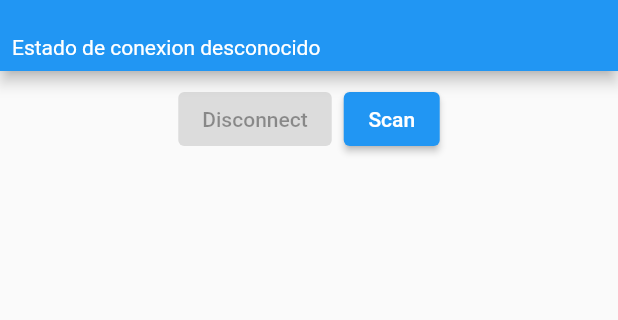
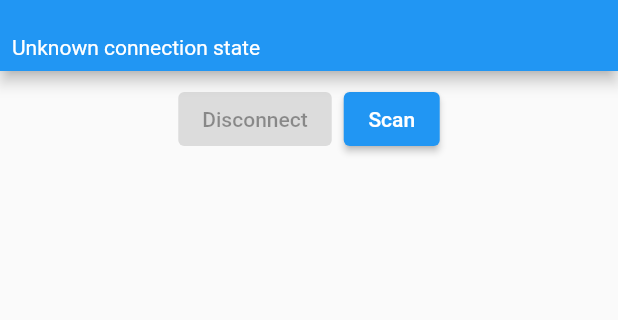
Before and after one commit to mishkov/Arduino_timer, a Flutter app: the screen it shows after launch, on a phone screen of 412 x 824 dp, the part 58-378 px from its top. Run offline on Flutter 3.47's test engine with Material 2 defaults, Android fonts, the phone set to English and light mode, and no system bars; our stand-ins replace flutter_bloc, flutter_bluetooth_serial, sqflite; accounts and stored records are empty; generated files the repository leaves out were written again.

Commit message:
Localize connection states

```diff
--- a/arduino_timer/lib/home_page/status_bar.dart
+++ b/arduino_timer/lib/home_page/status_bar.dart
@@ -1,6 +1,7 @@
 import 'package:arduino_timer/connection_provider.dart';
 import 'package:flutter/material.dart';
 import 'package:flutter_bloc/flutter_bloc.dart';
+import 'package:flutter_gen/gen_l10n/app_localizations.dart';
 
 class StatusBar extends StatelessWidget {
   const StatusBar({
@@ -17,18 +18,18 @@ class StatusBar extends StatelessWidget {
           builder: (context, state) {
             String message;
             if (state.status == BluetoothConnectionStatus.unknown) {
-              message = 'Estado de conexion desconocido';
+              message = AppLocalizations.of(context)!.unknownConnectionState;
             } else if (state.status == BluetoothConnectionStatus.connected) {
               message =
-                  'Conectado con ${state.connectedDevice!.name ?? state.connectedDevice!.address}';
+                  '${AppLocalizations.of(context)!.connectedTo} ${state.connectedDevice!.name ?? state.connectedDevice!.address}';
             } else if (state.status == BluetoothConnectionStatus.done) {
-              message = 'Conexion terminada';
+              message = AppLocalizations.of(context)!.doneConnection;
             } else if (state.status == BluetoothConnectionStatus.finished) {
-              message = 'Conexion terminada';
+              message = AppLocalizations.of(context)!.endConnection;
             } else if (state.status == BluetoothConnectionStatus.error) {
-              message = 'Sucedio un error';
+              message = AppLocalizations.of(context)!.errorOccured;
             } else {
-              message = 'Estado desconocido';
+              message = AppLocalizations.of(context)!.undefinedState;
             }
 
             return Text(
```
